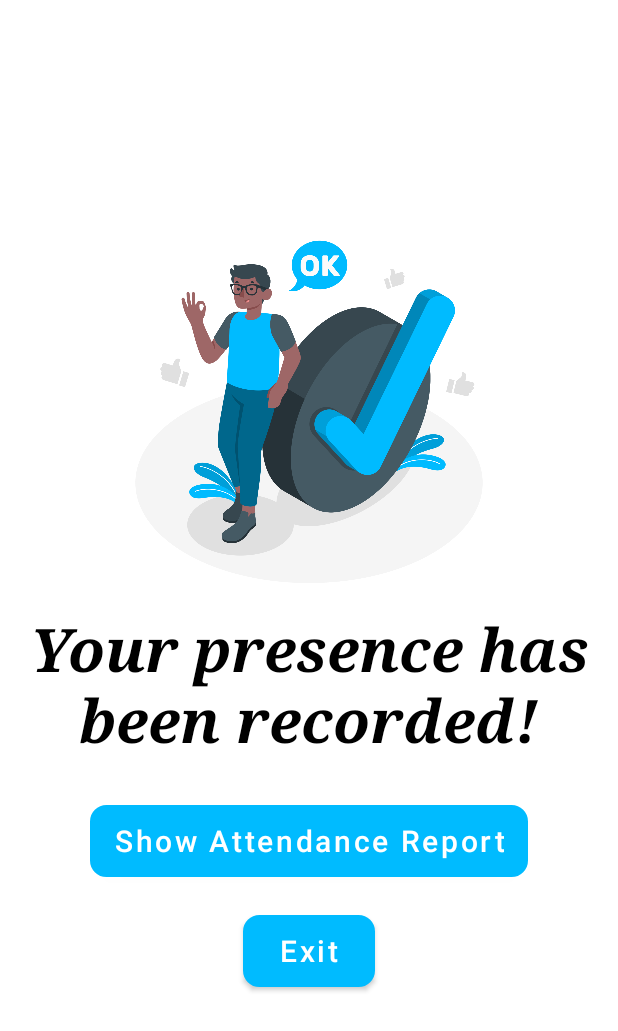
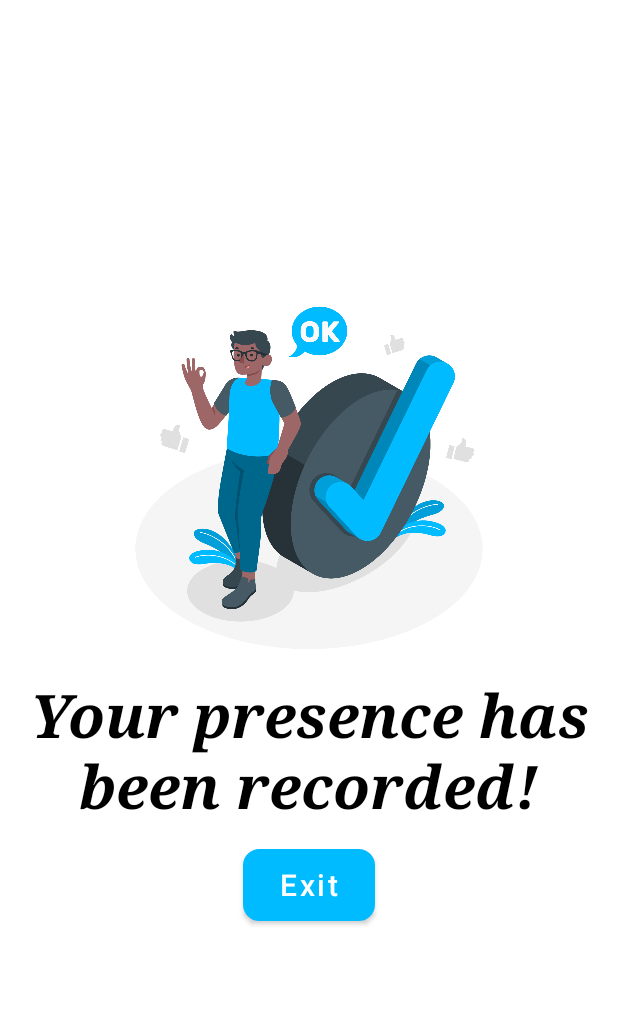
Before and after one commit to sanjueranga/Labmate, an Android app built with Jetpack Compose: the activity_presence_recorded screen opened directly, with no data from a screen before it, on a phone screen of 412 x 824 dp. Shown: the top 1031 px of the screen. Run offline under Robolectric (Android 15) with nearby library versions, the phone set to English and light mode, and no system bars.

Commit message:
remove button

```diff
--- a/app/src/main/res/layout/activity_presence_recorded.xml
+++ b/app/src/main/res/layout/activity_presence_recorded.xml
@@ -28,20 +28,6 @@
         android:textStyle="bold|italic" />
 
     <Button
-        android:id="@+id/show_report"
-        android:layout_width="wrap_content"
-        android:layout_height="wrap_content"
-        android:textAlignment="center"
-        android:text="Show Attendance Report"
-        android:layout_marginHorizontal="50dp"
-        android:background="@drawable/style_button"
-        android:layout_marginTop="20dp"
-        android:layout_marginBottom="20dp"
-        android:textSize="20sp"
-        android:textAllCaps="false"
-        />
-
-    <Button
         android:id="@+id/exit"
         android:layout_width="wrap_content"
         android:layout_height="wrap_content"
```
